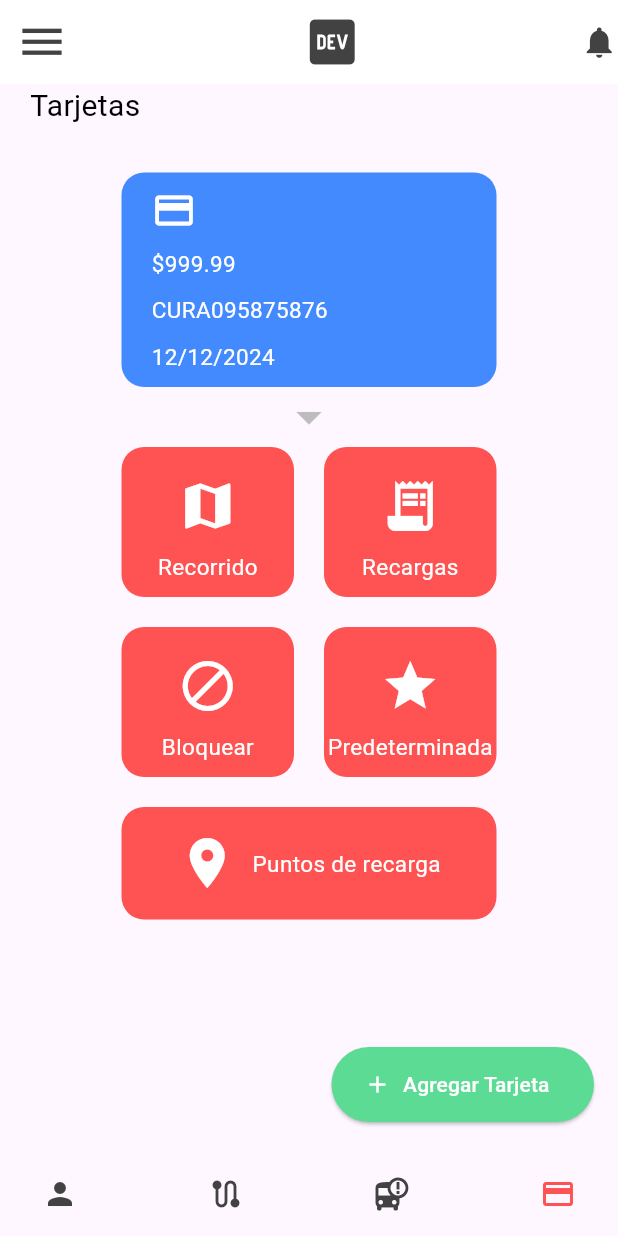
After one commit to Mateoap00/curso_flutter_01, a Flutter app: the screen it shows after launch, after a tap on "Tarjetas", on a phone screen of 412 x 824 dp. The commit adds this screen. Run offline on Flutter 3.47's test engine with Material 3 defaults, Android fonts, the phone set to English and light mode, and no system bars; our stand-ins replace fl_chart, google_fonts, hexcolor, percent_indicator; network calls fail; Roboto replaces fonts that are missing (Sansita).

Commit message:
Add TarjetasPage to show credit/debit cards and update onPressed event in Home

```diff
--- a/lib/dashboard.dart
+++ b/lib/dashboard.dart
@@ -45,9 +45,12 @@ class Dashboard extends StatelessWidget {
         ),
         backgroundColor: Colors.white,
       ),
-      body: Container(
+      body: SingleChildScrollView(
+        child: Container(
           padding: const EdgeInsets.symmetric(horizontal: 20.0),
-        child: Column(crossAxisAlignment: CrossAxisAlignment.start, children: [
+          child: Column(
+            crossAxisAlignment: CrossAxisAlignment.start,
+            children: [
               Stack(
                 alignment: const Alignment(-1.0, 0.1),
                 children: [
@@ -118,12 +121,8 @@ class Dashboard extends StatelessWidget {
                   ),
                 ],
               ),
-          Padding(
-            padding: const EdgeInsets.only(top: 20.0, bottom: 10.0),
-            child: Text(
-              "Resumen Septiembre 2022",
-              style: TextStyle(color: Colors.grey),
-            ),
+              SizedBox(
+                height: 30.0,
               ),
               PastelChart(
                 saldoMesActual: 200.0,
@@ -138,7 +137,9 @@ class Dashboard extends StatelessWidget {
                   style: TextStyle(color: Colors.grey),
                 ),
               ),
-          Column(
+              Padding(
+                padding: EdgeInsets.only(bottom: 10.0),
+                child: Column(
                   crossAxisAlignment: CrossAxisAlignment.start,
                   children: [
                     const Row(
@@ -172,16 +173,128 @@ class Dashboard extends StatelessWidget {
                       backgroundColor: Colors.grey[400],
                       barRadius: const Radius.circular(16),
                     ),
-              Text(
-                "HOLA MUNDO",
-                style: TextStyle(
-                    color: HexColor("#000000"),
-                    fontSize: 35.0,
-                    fontFamily: GoogleFonts.sendFlowers().fontFamily),
+                  ],
+                ),
+              ),
+              Padding(
+                padding: EdgeInsets.only(bottom: 10.0),
+                child: Column(
+                  crossAxisAlignment: CrossAxisAlignment.start,
+                  children: [
+                    const Row(
+                      mainAxisAlignment: MainAxisAlignment.spaceBetween,
+                      children: [
+                        Row(
+                          children: [
+                            Icon(Icons.bus_alert),
+                            SizedBox(
+                              width: 10,
+                            ),
+                            Column(
+                              crossAxisAlignment: CrossAxisAlignment.start,
+                              children: [
+                                Text("Parada Favorita"),
+                                Text("Mi parada Favorita")
+                              ],
                             )
                           ],
                         ),
-        ]),
+                        Text("33")
+                      ],
+                    ),
+                    const SizedBox(
+                      height: 10.0,
+                    ),
+                    LinearPercentIndicator(
+                      percent: 0.5,
+                      lineHeight: 15.0,
+                      progressColor: Colors.redAccent,
+                      backgroundColor: Colors.grey[400],
+                      barRadius: const Radius.circular(16),
+                    ),
+                  ],
+                ),
+              ),
+              Padding(
+                padding: EdgeInsets.only(bottom: 10.0),
+                child: Column(
+                  crossAxisAlignment: CrossAxisAlignment.start,
+                  children: [
+                    const Row(
+                      mainAxisAlignment: MainAxisAlignment.spaceBetween,
+                      children: [
+                        Row(
+                          children: [
+                            Icon(Icons.bus_alert),
+                            SizedBox(
+                              width: 10,
+                            ),
+                            Column(
+                              crossAxisAlignment: CrossAxisAlignment.start,
+                              children: [
+                                Text("Parada Favorita"),
+                                Text("Mi parada Favorita")
+                              ],
+                            )
+                          ],
+                        ),
+                        Text("33")
+                      ],
+                    ),
+                    const SizedBox(
+                      height: 10.0,
+                    ),
+                    LinearPercentIndicator(
+                      percent: 0.5,
+                      lineHeight: 15.0,
+                      progressColor: Colors.redAccent,
+                      backgroundColor: Colors.grey[400],
+                      barRadius: const Radius.circular(16),
+                    ),
+                  ],
+                ),
+              ),
+              const Row(
+                crossAxisAlignment: CrossAxisAlignment.center,
+                children: [
+                  Icon(Icons.message),
+                  SizedBox(
+                    width: 10,
+                  ),
+                  Text(
+                    "Reclamos, Sugerencias",
+                    textAlign: TextAlign.center,
+                    style: TextStyle(color: Colors.grey),
+                  ),
+                ],
+              ),
+              const SizedBox(
+                height: 10,
+              ),
+              const Row(
+                crossAxisAlignment: CrossAxisAlignment.center,
+                children: [
+                  Icon(
+                    Icons.message,
+                    size: 25,
+                  ),
+                  SizedBox(
+                    width: 10,
+                  ),
+                  Text(
+                    "SOS - ECU 911",
+                    style: TextStyle(color: Colors.grey),
+                  ),
+                ],
+              )
+            ],
+          ),
+        ),
+      ),
+      floatingActionButton: FloatingActionButton(
+        onPressed: () {},
+        child: const Icon(Icons.add),
+        backgroundColor: HexColor("#FF0000"),
       ),
     );
   }
--- a/lib/home.dart
+++ b/lib/home.dart
@@ -1,6 +1,7 @@
 import 'package:flutter/material.dart';
 import 'package:curso_flutter_01/dashboard.dart';
 import 'package:curso_flutter_01/background.dart';
+import 'package:curso_flutter_01/tarjetas.dart';
 import 'package:curso_flutter_01/pagina_con_estado.dart';
 
 class Home extends StatelessWidget {
@@ -18,6 +19,14 @@ class Home extends StatelessWidget {
     Navigator.of(context).push(MaterialPageRoute(
       builder: (context) {
         return const BackgroundPage();
+      },
+    ));
+  }
+
+  void _onPressedTarjetas(BuildContext context) {
+    Navigator.of(context).push(MaterialPageRoute(
+      builder: (context) {
+        return const TarjetasPage();
       },
     ));
   }
@@ -87,7 +96,7 @@ class Home extends StatelessWidget {
                     textAlign: TextAlign.center,
                     style: TextStyle(color: Colors.black, fontSize: 18.0)),
               ),
-              Row(
+              Column(
                 mainAxisAlignment: MainAxisAlignment.center,
                 crossAxisAlignment: CrossAxisAlignment.center,
                 children: [
@@ -114,6 +123,14 @@ class Home extends StatelessWidget {
                     child: const Text("Background"),
                     color: Colors.amber,
                   ),
+                  const SizedBox(width: 10.0),
+                  MaterialButton(
+                    onPressed: () {
+                      _onPressedTarjetas(context);
+                    },
+                    child: const Text("Tarjetas"),
+                    color: Colors.pink,
+                  ),
                 ],
               )
             ],
--- /dev/null
+++ b/lib/tarjetas.dart
@@ -0,0 +1,402 @@
+import 'package:flutter/material.dart';
+import 'package:google_fonts/google_fonts.dart';
+import 'package:hexcolor/hexcolor.dart';
+
+class TarjetasPage extends StatefulWidget {
+  const TarjetasPage({super.key});
+
+  @override
+  State<TarjetasPage> createState() => _TarjetasPageState();
+}
+
+class _TarjetasPageState extends State<TarjetasPage> {
+  @override
+  Widget build(BuildContext context) {
+    TextStyle style_titles = const TextStyle(
+      color: Colors.white,
+      fontSize: 15.0,
+    );
+
+    return Scaffold(
+        appBar: AppBar(
+          title: Center(
+            child: Icon(
+              Icons.logo_dev,
+              color: Colors.grey[800],
+              size: 40.0,
+            ),
+          ),
+          actions: [
+            GestureDetector(
+              onTap: () {},
+              child: Icon(
+                Icons.notifications,
+                color: Colors.grey[800],
+                size: 25,
+              ),
+            )
+          ],
+          leading: Icon(
+            Icons.menu,
+            color: Colors.grey[800],
+            size: 35.0,
+          ),
+          backgroundColor: Colors.white,
+        ),
+        body: SingleChildScrollView(
+          child: Container(
+            child: Column(
+              children: [
+                Row(
+                  children: [
+                    Padding(
+                      padding: EdgeInsets.only(
+                        bottom: 10.0,
+                        left: 20.0,
+                      ),
+                      child: Text(
+                        "Tarjetas",
+                        style: TextStyle(
+                          color: Colors.black,
+                          fontSize: 20,
+                          fontFamily: GoogleFonts.sansita().fontFamily,
+                        ),
+                        textAlign: TextAlign.center,
+                      ),
+                    ),
+                  ],
+                ),
+                SizedBox(
+                  height: 20,
+                ),
+                Row(
+                  mainAxisAlignment: MainAxisAlignment.center,
+                  children: [
+                    Container(
+                      width: 250,
+                      decoration: BoxDecoration(
+                        color: Colors.blueAccent,
+                        borderRadius: BorderRadius.circular(15),
+                      ),
+                      child: Column(
+                        crossAxisAlignment: CrossAxisAlignment.start,
+                        children: [
+                          const Padding(
+                            padding: EdgeInsets.only(
+                              top: 10.0,
+                              bottom: 10.0,
+                              left: 20.0,
+                            ),
+                            child: Icon(
+                              Icons.credit_card,
+                              color: Colors.white,
+                              size: 30,
+                            ),
+                          ),
+                          Padding(
+                            padding: EdgeInsets.only(
+                              bottom: 10.0,
+                              left: 20.0,
+                            ),
+                            child: Text(
+                              "\$999.99",
+                              style: style_titles,
+                            ),
+                          ),
+                          Padding(
+                            padding: EdgeInsets.only(
+                              bottom: 10.0,
+                              left: 20.0,
+                            ),
+                            child: Text(
+                              "CURA095875876",
+                              style: style_titles,
+                            ),
+                          ),
+                          Padding(
+                            padding: EdgeInsets.only(
+                              bottom: 10.0,
+                              left: 20.0,
+                            ),
+                            child: Text(
+                              "12/12/2024",
+                              style: style_titles,
+                            ),
+                          ),
+                        ],
+                      ),
+                    ),
+                  ],
+                ),
+                SizedBox(
+                  height: 40,
+                  child: Icon(
+                    Icons.arrow_drop_down,
+                    color: Colors.grey[400],
+                    size: 40,
+                  ),
+                ),
+                Row(
+                  mainAxisAlignment: MainAxisAlignment.center,
+                  children: [
+                    Container(
+                      width: 115,
+                      height: 100,
+                      decoration: BoxDecoration(
+                        color: Colors.redAccent,
+                        borderRadius: BorderRadius.circular(15),
+                      ),
+                      child: Column(
+                        crossAxisAlignment: CrossAxisAlignment.center,
+                        mainAxisAlignment: MainAxisAlignment.end,
+                        children: [
+                          const Padding(
+                            padding: EdgeInsets.only(
+                              top: 10.0,
+                              bottom: 10.0,
+                            ),
+                            child: Icon(
+                              Icons.map,
+                              color: Colors.white,
+                              size: 40,
+                            ),
+                          ),
+                          Padding(
+                            padding: EdgeInsets.only(
+                              bottom: 10.0,
+                            ),
+                            child: Text(
+                              "Recorrido",
+                              style: style_titles,
+                            ),
+                          ),
+                        ],
+                      ),
+                    ),
+                    SizedBox(
+                      width: 20,
+                    ),
+                    Container(
+                      width: 115,
+                      height: 100,
+                      decoration: BoxDecoration(
+                        color: Colors.redAccent,
+                        borderRadius: BorderRadius.circular(15),
+                      ),
+                      child: Column(
+                        crossAxisAlignment: CrossAxisAlignment.center,
+                        mainAxisAlignment: MainAxisAlignment.end,
+                        children: [
+                          const Padding(
+                            padding: EdgeInsets.only(
+                              top: 10.0,
+                              bottom: 10.0,
+                            ),
+                            child: Icon(
+                              Icons.receipt_long,
+                              color: Colors.white,
+                              size: 40,
+                            ),
+                          ),
+                          Padding(
+                            padding: EdgeInsets.only(
+                              bottom: 10.0,
+                            ),
+                            child: Text(
+                              "Recargas",
+                              style: style_titles,
+                            ),
+                          ),
+                        ],
+                      ),
+                    ),
+                  ],
+                ),
+                SizedBox(
+                  height: 20,
+                ),
+                Row(
+                  mainAxisAlignment: MainAxisAlignment.center,
+                  children: [
+                    Container(
+                      width: 115,
+                      height: 100,
+                      decoration: BoxDecoration(
+                        color: Colors.redAccent,
+                        borderRadius: BorderRadius.circular(15),
+                      ),
+                      child: Column(
+                        crossAxisAlignment: CrossAxisAlignment.center,
+                        mainAxisAlignment: MainAxisAlignment.end,
+                        children: [
+                          const Padding(
+                            padding: EdgeInsets.only(
+                              top: 10.0,
+                              bottom: 10.0,
+                            ),
+                            child: Icon(
+                              Icons.block,
+                              color: Colors.white,
+                              size: 40,
+                            ),
+                          ),
+                          Padding(
+                            padding: EdgeInsets.only(
+                              bottom: 10.0,
+                            ),
+                            child: Text(
+                              "Bloquear",
+                              style: style_titles,
+                            ),
+                          ),
+                        ],
+                      ),
+                    ),
+                    SizedBox(
+                      width: 20,
+                    ),
+                    Container(
+                      width: 115,
+                      height: 100,
+                      decoration: BoxDecoration(
+                        color: Colors.redAccent,
+                        borderRadius: BorderRadius.circular(15),
+                      ),
+                      child: Column(
+                        crossAxisAlignment: CrossAxisAlignment.center,
+                        mainAxisAlignment: MainAxisAlignment.end,
+                        children: [
+                          const Padding(
+                            padding: EdgeInsets.only(
+                              top: 10.0,
+                              bottom: 10.0,
+                            ),
+                            child: Icon(
+                              Icons.star,
+                              color: Colors.white,
+                              size: 40,
+                            ),
+                          ),
+                          Padding(
+                            padding: EdgeInsets.only(
+                              bottom: 10.0,
+                            ),
+                            child: Text(
+                              "Predeterminada",
+                              style: style_titles,
+                            ),
+                          ),
+                        ],
+                      ),
+                    ),
+                  ],
+                ),
+                SizedBox(
+                  height: 20,
+                ),
+                Row(
+                  mainAxisAlignment: MainAxisAlignment.center,
+                  children: [
+                    Container(
+                      width: 250,
+                      height: 75,
+                      decoration: BoxDecoration(
+                        color: Colors.redAccent,
+                        borderRadius: BorderRadius.circular(15),
+                      ),
+                      child: Row(
+                        crossAxisAlignment: CrossAxisAlignment.center,
+                        mainAxisAlignment: MainAxisAlignment.center,
+                        children: [
+                          const Padding(
+                            padding: EdgeInsets.only(
+                              right: 5.0,
+                            ),
+                            child: Icon(
+                              Icons.location_on,
+                              color: Colors.white,
+                              size: 40,
+                            ),
+                          ),
+                          Padding(
+                            padding: EdgeInsets.only(
+                              left: 5.0,
+                            ),
+                            child: Text(
+                              "Puntos de recarga",
+                              style: style_titles,
+                            ),
+                          ),
+                        ],
+                      ),
+                    ),
+                  ],
+                ),
+              ],
+            ),
+          ),
+        ),
+        bottomNavigationBar: BottomAppBar(
+          height: 60,
+          color: HexColor("#fff"),
+          child: Row(
+            children: [
+              IconButton(
+                icon: Icon(
+                  Icons.person,
+                  color: Colors.grey[800],
+                ),
+                onPressed: () {},
+              ),
+              Spacer(), // Use Spacer to push the next IconButton to the end
+              IconButton(
+                icon: Icon(
+                  Icons.route,
+                  color: Colors.grey[800],
+                ),
+                onPressed: () {},
+              ),
+              Spacer(),
+              IconButton(
+                icon: Icon(
+                  Icons.bus_alert,
+                  color: Colors.grey[800],
+                ),
+                onPressed: () {},
+              ),
+              Spacer(), // Use Spacer to push the next IconButton to the end
+              IconButton(
+                icon: Icon(
+                  Icons.credit_card,
+                  color: Colors.redAccent,
+                ),
+                onPressed: () {},
+              ),
+            ],
+          ),
+        ),
+        floatingActionButton: ElevatedButton.icon(
+          onPressed: () {},
+          icon: const Icon(
+            Icons.add,
+            color: Colors.white,
+          ),
+          label: const Text(
+            "Agregar Tarjeta",
+            style: TextStyle(
+              color: Colors.white,
+            ),
+          ),
+          style: ElevatedButton.styleFrom(
+            backgroundColor: HexColor("#5CDB95"),
+            shape: RoundedRectangleBorder(
+              borderRadius: BorderRadius.circular(50),
+            ),
+            fixedSize: const Size(
+              175,
+              50,
+            ),
+          ),
+        ));
+  }
+}
```
Lines whose indentation alone changed are shown as unchanged.
